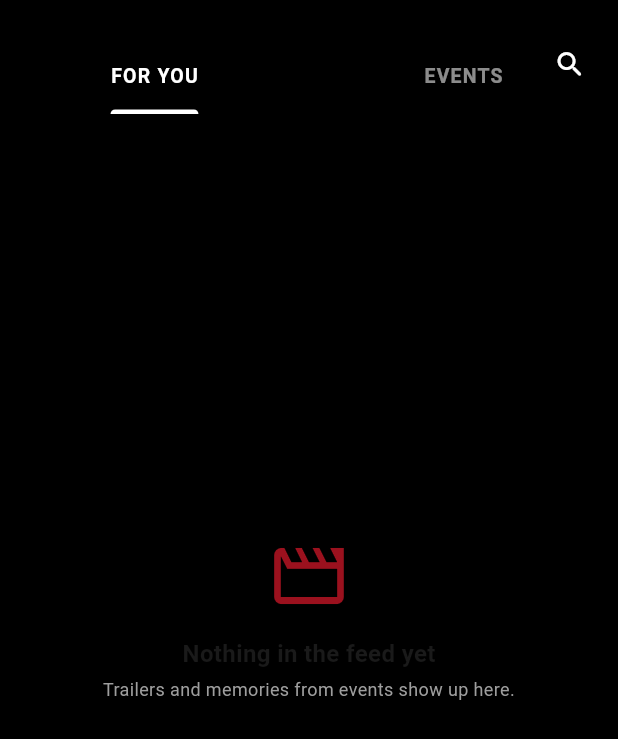
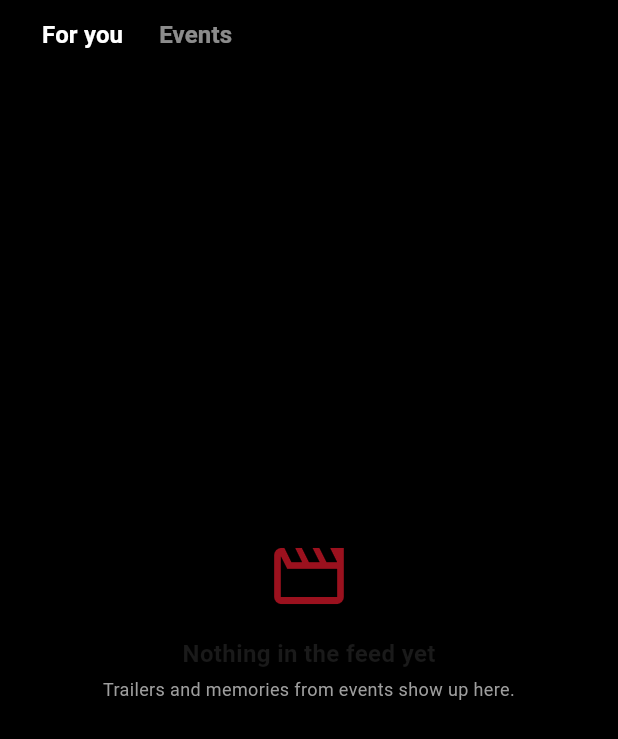
Before and after one commit to Kwendo-sean/kanairoXOMocks, a Flutter app: the EventsScreen screen opened directly, on a phone screen of 412 x 824 dp. Shown: the top 739 px of the screen. Run offline on Flutter 3.47's test engine with Material 3 defaults, Android fonts, the phone set to English and light mode, and no system bars; our stand-ins replace app_links, barcode_widget, cached_network_image, camera, dio, firebase_core and 14 more; missing offline and left inert: gal, home_widget; accounts and stored records are empty; network calls fail; Roboto replaces fonts that are missing (DMSans).

Commit message:
Cleaner Reels-style feed: no tab underline, search hidden on For you
- TabBar uses indicator: BoxDecoration() + dividerColor: transparent so the
  underline under the labels is gone.
- Tabs renamed to "For you" / "Events" (sentence case, no letter-spacing).
- Search icon only renders on the Events tab. On For you it's hidden so the
  video stays uncluttered.
- Dark gradient strip behind the tab row trimmed to 56px and softened
  (black @ 35%) so it reads as a fade rather than a separate layer.

Co-Authored-By: Claude Opus 4.7 <noreply@anthropic.com>

```diff
--- a/lib/screens/events/events_screen.dart
+++ b/lib/screens/events/events_screen.dart
@@ -98,48 +98,54 @@ class _EventsScreenState extends State<EventsScreen> with SingleTickerProviderSt
         Positioned(
           left: 0, right: 0,
           top: MediaQuery.of(context).padding.top,
-          child: Stack(alignment: Alignment.center, children: [
-            // Subtle dark gradient only when feed is active so text stays legible
+          child: Stack(alignment: Alignment.topCenter, children: [
+            // Just a very subtle fade behind the tabs so labels stay legible.
             if (isFeedActive)
               IgnorePointer(
                 child: Container(
-                  height: 100,
-                  decoration: const BoxDecoration(
+                  height: 56,
+                  decoration: BoxDecoration(
                     gradient: LinearGradient(
                       begin: Alignment.topCenter, end: Alignment.bottomCenter,
-                      colors: [Colors.black54, Colors.transparent])))),
-            Column(children: [
-              SizedBox(height: 4,
-                child: Row(children: [
-                  const SizedBox(width: 8),
-                  if (!isFeedActive)
-                    Expanded(child: Text('Experiences',
-                      textAlign: TextAlign.center,
-                      style: AppTypography.screenTitle.copyWith(color: textColor)))
-                  else
-                    const Spacer(),
-                  IconButton(
-                    icon: Icon(Icons.search_rounded,
-                      color: isFeedActive ? Colors.white : textColor, size: 22),
-                    onPressed: _openSearch),
-                  const SizedBox(width: 8),
-                ])),
-              Theme(
+                      colors: [Colors.black.withOpacity(0.35), Colors.transparent])))),
+            Row(crossAxisAlignment: CrossAxisAlignment.center, children: [
+              const SizedBox(width: 16),
+              Expanded(child: Theme(
                 data: Theme.of(context).copyWith(
                   splashColor: Colors.transparent,
                   highlightColor: Colors.transparent),
                 child: TabBar(
                   controller: _tabController,
-                  labelColor: isFeedActive ? Colors.white : const Color(0xFF9B111E),
+                  isScrollable: true,
+                  tabAlignment: TabAlignment.start,
+                  // Kill the default underline — clean Reels-style labels only
+                  indicator: const BoxDecoration(),
+                  dividerColor: Colors.transparent,
+                  overlayColor: WidgetStateProperty.all(Colors.transparent),
+                  labelPadding: const EdgeInsets.symmetric(horizontal: 12),
+                  labelColor: isFeedActive ? Colors.white : textColor,
                   unselectedLabelColor: isFeedActive
                     ? Colors.white.withOpacity(0.55)
                     : textColor.withOpacity(0.5),
-                  indicatorColor: isFeedActive ? Colors.white : const Color(0xFF9B111E),
-                  indicatorWeight: 2,
-                  labelStyle: const TextStyle(fontFamily: 'DMSans',
-                    fontWeight: FontWeight.w700, fontSize: 13, letterSpacing: 0.8),
-                  tabs: const [Tab(text: 'FOR YOU'), Tab(text: 'EVENTS')]),
-              ),
+                  labelStyle: const TextStyle(
+                    fontFamily: 'DMSans',
+                    fontWeight: FontWeight.w700,
+                    fontSize: 16),
+                  unselectedLabelStyle: const TextStyle(
+                    fontFamily: 'DMSans',
+                    fontWeight: FontWeight.w600,
+                    fontSize: 16),
+                  tabs: const [Tab(text: 'For you'), Tab(text: 'Events')]),
+              )),
+              // Search only makes sense on the Events tab — the For you feed
+              // is Reels-style and doesn't take a query.
+              if (!isFeedActive)
+                IconButton(
+                  icon: Icon(Icons.search_rounded, color: textColor, size: 22),
+                  onPressed: _openSearch)
+              else
+                const SizedBox(width: 12),
+              const SizedBox(width: 8),
             ]),
           ]),
         ),
```
